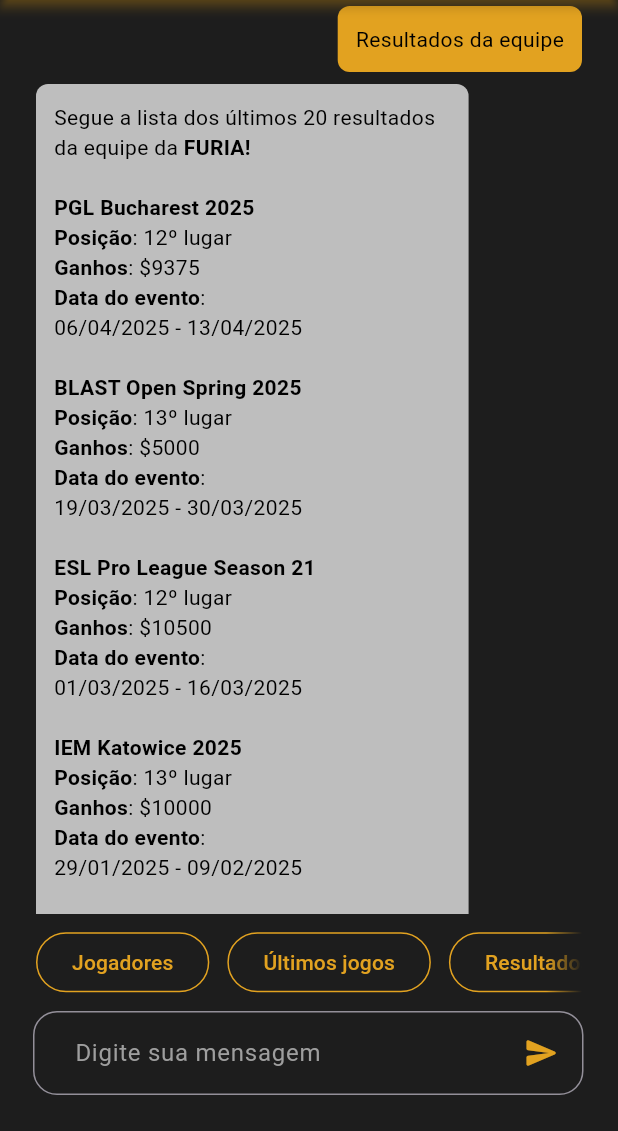
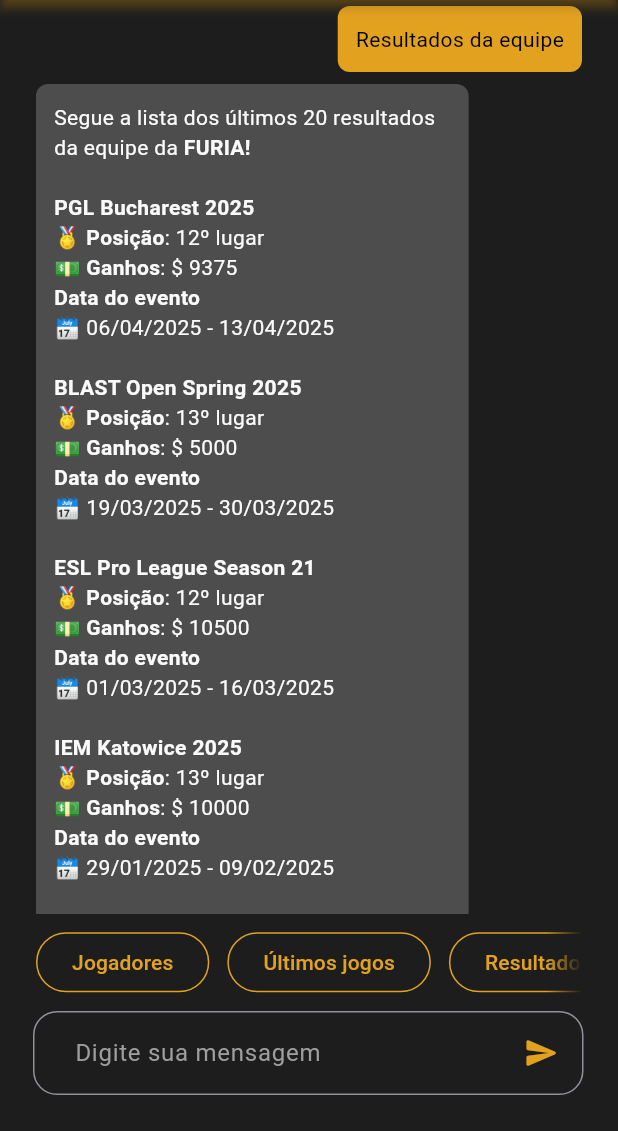
Before and after one commit to agsjohn/desafio_FURIA, a Flutter app: the ChatScreen screen opened directly, after a tap on "Jogadores", after a tap on "Últimos jogos", after a tap on "Resultados da equipe", on a phone screen of 412 x 824 dp, the part 105-1236 px from its top. Run offline on Flutter 3.47's test engine with Material 3 defaults, Android fonts, the phone set to English and light mode, and no system bars.

Commit message:
update in the bot output messages and in the color palette

```diff
--- a/lib/data/model/jogador.dart
+++ b/lib/data/model/jogador.dart
@@ -35,9 +35,9 @@ class Jogador {
     }
 
     if (funcao == null) {
-      return "Nick: $nome\nPaís: $pais\nFunção: Jogador\nNome completo: $nomeCompleto\nData de entrada: $day/$month/${dataEntrada.year}";
+      return "🏷️ Nick: $nome\n🗺️ País: $pais\n📍 Função: Jogador\n🪪 Nome completo: $nomeCompleto\n📅 Data de entrada: $day/$month/${dataEntrada.year}";
     } else {
-      return "Nick: $nome\nPaís: $pais\nFunção: $funcao\nNome completo: $nomeCompleto\nData de entrada: $day/$month/${dataEntrada.year}";
+      return "🏷️ Nick: $nome\n🗺️ País: $pais\n📍 Função: $funcao\n🪪 Nome completo: $nomeCompleto\n📅 Data de entrada: $day/$month/${dataEntrada.year}";
     }
   }
 }
--- a/lib/data/model/resultado_equipe.dart
+++ b/lib/data/model/resultado_equipe.dart
@@ -34,9 +34,9 @@ class ResultadoEquipe {
 
   String getResultadoEquipe() {
     if (ganhos != null) {
-      return "$evento\nPosição: $lugar lugar\nGanhos: \$$ganhos\nData do evento:\n$dataInicial - $dataFinal";
+      return "$evento\n🏅 Posição: $lugar lugar\n💵 Ganhos: \$ $ganhos\nData do evento\n🗓️ $dataInicial - $dataFinal";
     } else {
-      return "$evento\nPosição: $lugar lugar\nSem ganhos\nData do evento:\n$dataInicial - $dataFinal";
+      return "$evento\n🏅 Posição: $lugar lugar\nSem ganhos\nData do evento\n🗓️ $dataInicial - $dataFinal";
     }
   }
 }
--- a/lib/data/model/ultimos_jogos.dart
+++ b/lib/data/model/ultimos_jogos.dart
@@ -45,6 +45,6 @@ class UltimosJogos {
       minute = "0${dataHora.minute}";
     }
 
-    return "$time1 $placarTime1 x $placarTime2 $time2\n$evento \n$day/$month/${dataHora.year} $hour:$minute";
+    return "$time1 $placarTime1 x $placarTime2 $time2\n$evento \n🗓️ $day/$month/${dataHora.year} $hour:$minute";
   }
 }
--- a/lib/data/palavras_negrito.dart
+++ b/lib/data/palavras_negrito.dart
@@ -15,13 +15,14 @@ List<String> palavrasNegrito = [
   'Nome completo',
   'Nick',
   'País',
-  'Jogador',
   'Função',
   'Posição',
   'Sem ganhos',
   'Ganhos',
   'Data do evento',
 ];
+
+List<String> placarNegrito = ["0 x 2", "1 x 2", "2 x 0", "2 x 1"];
 
 List<String> numerosNegrito = [
   "1. ",
--- a/lib/ui/_core/widgets/build_text_response.dart
+++ b/lib/ui/_core/widgets/build_text_response.dart
@@ -3,6 +3,7 @@ import 'package:flutter/material.dart';
 List<TextSpan> buildTextSpans(String texto, List<String> palavrasNegrito) {
   List<TextSpan> spans = [];
   int start = 0;
+  var corTexto = Color.fromRGBO(250, 250, 250, 1);
 
   while (start < texto.length) {
     int? matchIndex;
@@ -21,10 +22,7 @@ List<TextSpan> buildTextSpans(String texto, List<String> palavrasNegrito) {
         spans.add(
           TextSpan(
             text: texto.substring(start, matchIndex),
-            style: TextStyle(
-              fontWeight: FontWeight.normal,
-              color: Colors.black,
-            ),
+            style: TextStyle(fontWeight: FontWeight.normal, color: corTexto),
           ),
         );
       }
@@ -32,7 +30,7 @@ List<TextSpan> buildTextSpans(String texto, List<String> palavrasNegrito) {
       spans.add(
         TextSpan(
           text: matchPalavra,
-          style: TextStyle(fontWeight: FontWeight.bold, color: Colors.black),
+          style: TextStyle(fontWeight: FontWeight.bold, color: corTexto),
         ),
       );
 
@@ -41,7 +39,7 @@ List<TextSpan> buildTextSpans(String texto, List<String> palavrasNegrito) {
       spans.add(
         TextSpan(
           text: texto.substring(start),
-          style: TextStyle(fontWeight: FontWeight.normal, color: Colors.black),
+          style: TextStyle(fontWeight: FontWeight.normal, color: corTexto),
         ),
       );
       break;
--- a/lib/ui/_core/widgets/chat_message.dart
+++ b/lib/ui/_core/widgets/chat_message.dart
@@ -26,7 +26,7 @@ class ChatMessage extends StatelessWidget {
               color:
                   isUser
                       ? appThemeManager.mainColor
-                      : const Color.fromARGB(255, 190, 190, 190),
+                      : const Color.fromRGBO(77, 77, 77, 1),
               borderRadius: BorderRadius.circular(8.0),
             ),
             child: child,
--- a/lib/ui/screens/chat_screen.dart
+++ b/lib/ui/screens/chat_screen.dart
@@ -301,10 +301,7 @@ class ChatScreenState extends State<ChatScreen> {
           TextSpan(children: buildTextSpans(jogadoresTexto, palavrasNegrito)),
         );
       case 1:
-        var palavras = PalavrasNegrito(
-          maisPalavras: furiaData.getUltimosJogosTimes(),
-        );
-        palavras.addPalavras(furiaData.getUltimosJogoEventos());
+        var palavras = PalavrasNegrito(maisPalavras: placarNegrito);
         String ultimosJogos = furiaData.toStringUltimosJogos();
         return Text.rich(
           TextSpan(
```
Also changed, not shown: assets/furia.json (+10 -10 lines).
